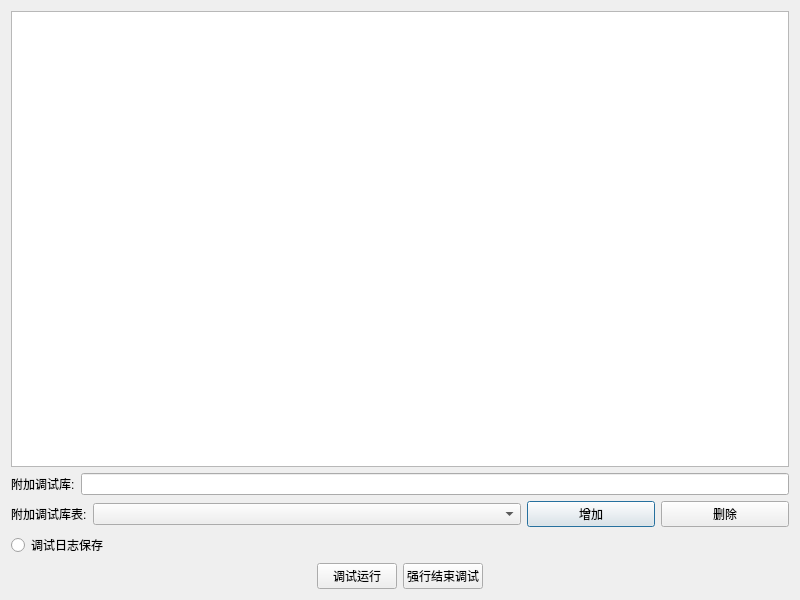
gfdgd-xi/vekcode, file ui/vekExtendDebug.ui: the form before one commit.
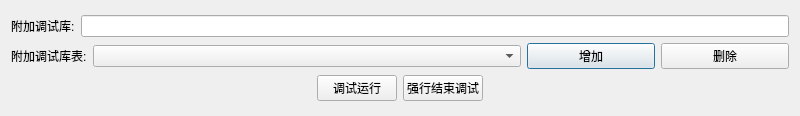
The form after the commit. Icons and pictures are not drawn.

Diff of the .ui file:
```diff
--- a/ui/vekExtendDebug.ui
+++ b/ui/vekExtendDebug.ui
@@ -10,19 +10,19 @@
     <x>0</x>
     <y>0</y>
     <width>800</width>
-    <height>600</height>
+    <height>116</height>
    </rect>
   </property>
   <property name="minimumSize">
    <size>
     <width>800</width>
-    <height>600</height>
+    <height>100</height>
    </size>
   </property>
   <property name="maximumSize">
    <size>
-    <width>16777215</width>
-    <height>16777215</height>
+    <width>800</width>
+    <height>116</height>
    </size>
   </property>
   <property name="windowTitle">
@@ -32,36 +32,7 @@
    <iconset resource="../vek_res.qrc">
     <normaloff>:/res/img/vek.ico</normaloff>:/res/img/vek.ico</iconset>
   </property>
-  <layout class="QVBoxLayout" name="verticalLayout_3" stretch="80,20">
-   <item>
-    <layout class="QVBoxLayout" name="verticalLayout" stretch="50">
-     <property name="spacing">
-      <number>3</number>
-     </property>
-     <property name="topMargin">
-      <number>0</number>
-     </property>
-     <item>
-      <layout class="QHBoxLayout" name="horizontalLayout_2" stretch="55">
-       <property name="spacing">
-        <number>3</number>
-       </property>
-       <property name="leftMargin">
-        <number>0</number>
-       </property>
-       <property name="topMargin">
-        <number>0</number>
-       </property>
-       <property name="bottomMargin">
-        <number>0</number>
-       </property>
-       <item>
-        <widget class="QTextEdit" name="logTextEdit"/>
-       </item>
-      </layout>
-     </item>
-    </layout>
-   </item>
+  <layout class="QVBoxLayout" name="verticalLayout_3" stretch="20">
    <item>
     <layout class="QVBoxLayout" name="verticalLayout_2">
      <item>
@@ -106,33 +77,6 @@
        </item>
       </layout>
      </item>
-     <item>
-      <layout class="QHBoxLayout" name="horizontalLayout_5">
-       <item>
-        <widget class="QRadioButton" name="radioButton_write_log">
-         <property name="focusPolicy">
-          <enum>Qt::StrongFocus</enum>
-         </property>
-         <property name="text">
-          <string>调试日志保存</string>
-         </property>
-        </widget>
-       </item>
-       <item>
-        <spacer name="horizontalSpacer_3">
-         <property name="orientation">
-          <enum>Qt::Horizontal</enum>
-         </property>
-         <property name="sizeHint" stdset="0">
-          <size>
-           <width>40</width>
-           <height>20</height>
-          </size>
-         </property>
-        </spacer>
-       </item>
-      </layout>
-     </item>
      <item>
       <layout class="QHBoxLayout" name="horizontalLayout_4">
        <item>
```
